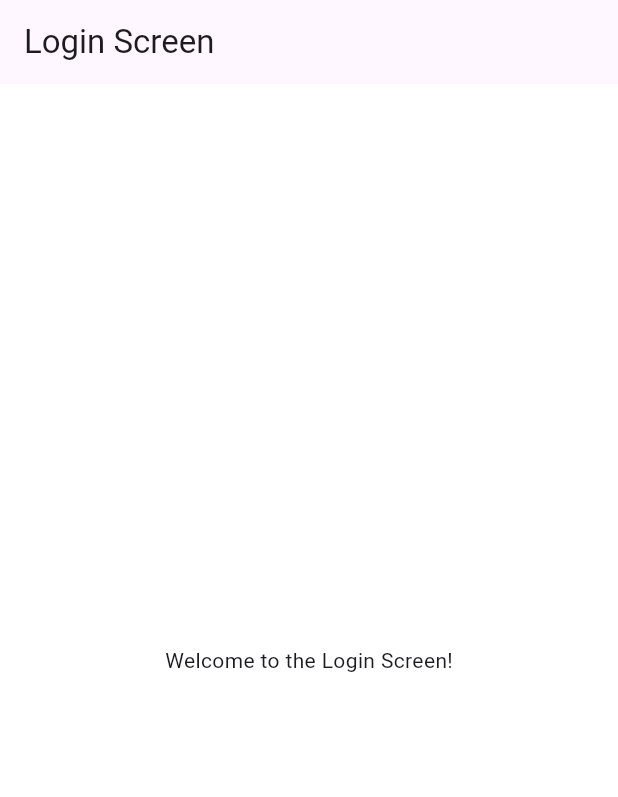
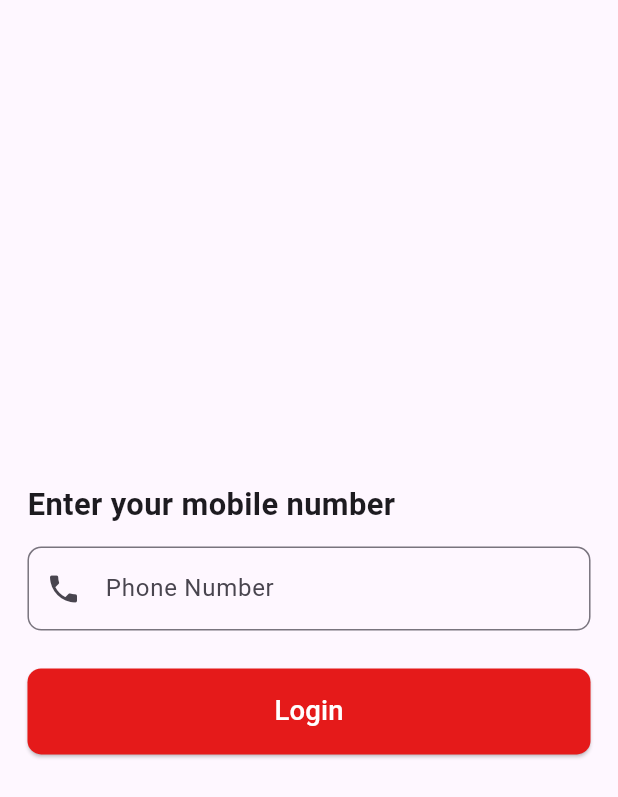
Before and after one commit to Shosha101/blood_bank_donor, a Flutter app: the screen it shows after launch, on a phone screen of 412 x 824 dp. Shown: the top 797 px of the screen. Run offline on Flutter 3.47's test engine with Material 3 defaults, Android fonts, the phone set to English and light mode, and no system bars; our stand-ins replace dio, flutter_bloc, flutter_native_splash, flutter_screenutil, flutter_secure_storage, freezed_annotation and 5 more; generated files the repository leaves out were written again.

Commit message:
- add about screen - add login screen - add requests screen

```diff
--- a/lib/core/routing/app_router.dart
+++ b/lib/core/routing/app_router.dart
@@ -1,26 +1,51 @@
-
 import 'package:blood_bank_donor/core/di/dependency_injection.dart';
 import 'package:blood_bank_donor/core/routing/routes.dart';
-import 'package:blood_bank_donor/features/login/logic/login_cubit.dart';
-import 'package:blood_bank_donor/features/login/ui/login_screen.dart';
+import 'package:blood_bank_donor/main_screen.dart';
 import 'package:flutter/material.dart';
 import 'package:flutter_bloc/flutter_bloc.dart';
+import 'package:blood_bank_donor/features/login/logic/login_cubit.dart';
+import 'package:blood_bank_donor/features/requests/logic/requests_cubit.dart';
+import 'package:blood_bank_donor/features/about/logic/about_cubit.dart';
+import 'package:blood_bank_donor/features/login/ui/login_screen.dart';
+import 'package:blood_bank_donor/features/requests/ui/requests_screen.dart';
+import 'package:blood_bank_donor/features/about/ui/about_screen.dart';
 
 class AppRouter {
   Route? generateRoute(RouteSettings settings) {
-    //this arguments to be passed in any screen like this ( arguments as ClassName )
     final arguments = settings.arguments;
 
     switch (settings.name) {
-      // case Routes.onBoardingScreen:
-      //   return MaterialPageRoute(
-      //     builder: (_) => const HospitalsScreen(),
-      //   );
-      case Routes.loginScreen:
+      case Routes.initialRoute:
         return MaterialPageRoute(
-          builder: (_) => BlocProvider(
+          builder: (context) => BlocProvider(
             create: (context) => getIt<LoginCubit>(),
-            child: const LoginScreen(),
+            child: LoginScreen(
+              onLogin: (context, phone) {
+                Navigator.pushReplacementNamed(
+                  context,
+                  Routes.mainScreen,
+                  arguments: phone,
+                );
+              },
+            ),
+          ),
+        );
+      case Routes.mainScreen:
+        return MaterialPageRoute(
+          builder: (context) => MainScreen(phoneNumber: arguments as String),
+        );
+      case Routes.requestsScreen:
+        return MaterialPageRoute(
+          builder: (context) => BlocProvider(
+            create: (context) => getIt<RequestsCubit>(),
+            child: RequestsScreen(phoneNumber: arguments as String?),
+          ),
+        );
+      case Routes.aboutScreen:
+        return MaterialPageRoute(
+          builder: (context) => BlocProvider(
+            create: (context) => getIt<AboutCubit>(),
+            child: const AboutScreen(),
           ),
         );
       default:
--- a/lib/core/routing/routes.dart
+++ b/lib/core/routing/routes.dart
@@ -1,9 +1,7 @@
 class Routes {
+  static const String initialRoute = '/';
+  static const String mainScreen = '/MainScreen';
   static const String loginScreen = '/LoginScreen';
-  static const String settingsScreen = '/SettingsScreen';
-  static const String dashboardScreen = '/DashboardScreen';
-  static const String pastRequesScreen = '/PastRequesScreen';
-  static const String addHospitalScreen = '/AddHospitalScreen';
-  static const String inventoryManagementScreen = '/InventoryManagementScreen';
-  static const String homeScreen = '/homeScreen';
+  static const String requestsScreen = '/RequestsScreen';
+  static const String aboutScreen = '/AboutScreen';
 }
--- a/lib/donor_app.dart
+++ b/lib/donor_app.dart
@@ -1,31 +1,30 @@
-
+import 'package:flutter/material.dart';
+import 'package:flutter_screenutil/flutter_screenutil.dart';
 import 'package:blood_bank_donor/core/routing/app_router.dart';
 import 'package:blood_bank_donor/core/routing/routes.dart';
-import 'package:blood_bank_donor/core/theming/colors.dart';
-import 'package:flutter/material.dart';
-import 'package:flutter_screenutil/flutter_screenutil.dart';
 
 class DonorApp extends StatelessWidget {
   final AppRouter appRouter;
+
   const DonorApp({super.key, required this.appRouter});
 
   @override
   Widget build(BuildContext context) {
     return ScreenUtilInit(
-      designSize: const Size(1280, 800),
+      designSize: const Size(360, 690),
       minTextAdapt: true,
-      child: MaterialApp(
-
-        title: 'Donor App', // Fixed typo
-        theme: ThemeData(
-          primaryColor: ColorsManager.mainBlue,
-          scaffoldBackgroundColor: Colors.white,
-        ),
-        debugShowCheckedModeBanner: false,
-        initialRoute: Routes.loginScreen,
-        onGenerateRoute: appRouter.generateRoute,
-
-      ),
+      splitScreenMode: true,
+      builder: (context, child) {
+        return MaterialApp(
+          title: 'Blood Bank Donor',
+          theme: ThemeData(
+            primarySwatch: Colors.red,
+          ),
+          initialRoute: Routes.initialRoute,
+          onGenerateRoute: appRouter.generateRoute,
+          debugShowCheckedModeBanner: false,
+        );
+      },
     );
   }
 }
--- /dev/null
+++ b/lib/features/about/logic/about_cubit.dart
@@ -0,0 +1,49 @@
+
+import 'package:blood_bank_donor/features/about/data/repo/about_repo.dart';
+import 'package:blood_bank_donor/features/about/logic/about_state.dart';
+import 'package:flutter_bloc/flutter_bloc.dart';
+
+class AboutCubit extends Cubit<AboutState> {
+  final AboutRepo _aboutRepo;
+  AboutCubit(this._aboutRepo) : super(const AboutState.initial());
+
+  // List<SpecializationsData?>? specializationsList = [];
+
+  // void getSpecializations() async {
+  //   emit(const HomeState.specializationsLoading());
+  //   final response = await _homeRepo.getSpecialization();
+  //   response.when(
+  //     success: (specializationsResponseModel) {
+  //       specializationsList =
+  //           specializationsResponseModel.specializationDataList ?? [];
+
+  //       // getting the doctors list for the first specialization by default.
+  //       getDoctorsList(specializationId: specializationsList?.first?.id);
+
+  //       emit(HomeState.specializationsSuccess(
+  //           specializationsResponseModel.specializationDataList));
+  //     },
+  //     failure: (errorHandler) {
+  //       emit(HomeState.specializationsError(errorHandler));
+  //     },
+  //   );
+  // }
+
+  // void getDoctorsList({required int? specializationId}) {
+  //   List<Doctors?>? doctorsList =
+  //       getDoctorsListBySpecializationId(specializationId);
+
+  //   if (!doctorsList.isNullOrEmpty()) {
+  //     emit(HomeState.doctorsSuccess(doctorsList));
+  //   } else {
+  //     emit(HomeState.doctorsError(ErrorHandler.handle('No doctors found')));
+  //   }
+  // }
+
+  // /// returns the list of doctors based on the specialization id
+  // getDoctorsListBySpecializationId(specializationId) {
+  //   return specializationsList
+  //       ?.firstWhere((specialization) => specialization?.id == specializationId)
+  //       ?.doctorsList;
+  // }
+}
--- a/lib/features/login/ui/login_screen.dart
+++ b/lib/features/login/ui/login_screen.dart
@@ -1,17 +1,111 @@
+import 'package:blood_bank_donor/core/helpers/spacing.dart';
 import 'package:flutter/material.dart';
+import 'package:flutter_screenutil/flutter_screenutil.dart';
+import 'package:hexcolor/hexcolor.dart';
 
-class LoginScreen extends StatelessWidget{
-  const LoginScreen({super.key});
+class LoginScreen extends StatefulWidget {
+  final Function(BuildContext, String) onLogin;
+
+  const LoginScreen({super.key, required this.onLogin});
+
+  @override
+  State<LoginScreen> createState() => _LoginScreenState();
+}
+
+class _LoginScreenState extends State<LoginScreen> {
+  final _phoneController = TextEditingController();
+  final _formKey = GlobalKey<FormState>();
 
   @override
   Widget build(BuildContext context) {
     return Scaffold(
-      appBar: AppBar(
-        title: Text('Login Screen'),
-      ),
-      body: Center(
-        child: Text('Welcome to the Login Screen!'),
+      body: Padding(
+        padding: EdgeInsets.all(16.0.w),
+        child: Form(
+          key: _formKey,
+          child: Column(
+            mainAxisAlignment: MainAxisAlignment.center,
+            crossAxisAlignment: CrossAxisAlignment.stretch,
+            children: [
+              Text(
+                'Enter your mobile number',
+                style: TextStyle(
+                  fontSize: 18.spMax,
+                  fontWeight: FontWeight.bold,
+                ),
+              ),
+              verticalSpace(12),
+              SizedBox(
+                width: 358.w,
+                height: 56.h,
+                child: Semantics(
+                  label: 'Phone number input',
+                  child: TextFormField(
+                    controller: _phoneController,
+                    keyboardType: TextInputType.phone,
+                    decoration: InputDecoration(
+                      border: OutlineInputBorder(
+                        borderRadius: BorderRadius.all(Radius.circular(8.r)),
+                      ),
+                      labelText: 'Phone Number',
+                      hintText: 'e.g. +1 234 567 890',
+                      prefixIcon: const Icon(Icons.phone),
+                    ),
+                    validator: (value) {
+                      if (value == null || value.isEmpty) {
+                        return 'Please enter your phone number';
+                      }
+                      if (value.length < 10) {
+                        return 'Enter a valid phone number';
+                      }
+                      return null;
+                    },
+                  ),
+                ),
+              ),
+              verticalSpace(12),
+              SizedBox(
+                height: 48.h,
+                width: 358.w,
+                child: ElevatedButton(
+                  onPressed: () {
+                    if (_formKey.currentState!.validate()) {
+                      try {
+                        widget.onLogin(context, _phoneController.text);
+                      } catch (e) {
+                        ScaffoldMessenger.of(context).showSnackBar(
+                          SnackBar(content: Text('Error: $e')),
+                        );
+                      }
+                    }
+                  },
+                  style: ElevatedButton.styleFrom(
+                    backgroundColor: HexColor('#E51A1A'),
+                    shape: RoundedRectangleBorder(
+                      borderRadius: BorderRadius.circular(8.r),
+                    ),
+                  ),
+                  child: Text(
+                    'Login',
+                    style: TextStyle(
+                      fontSize: 16.sp,
+                      color: Colors.white,
+                      fontWeight: FontWeight.w500,
+                      letterSpacing: 0.1,
+                    ),
+                  ),
+                ),
+              ),
+            ],
+          ),
+        ),
       ),
     );
   }
+
+  @override
+  void dispose() {
+    _phoneController.dispose();
+    super.dispose();
+  }
 }
--- /dev/null
+++ b/lib/features/requests/logic/requests_cubit.dart
@@ -0,0 +1,49 @@
+
+import 'package:blood_bank_donor/features/requests/data/repo/requests_repo.dart';
+import 'package:blood_bank_donor/features/requests/logic/requests_state.dart';
+import 'package:flutter_bloc/flutter_bloc.dart';
+
+class RequestsCubit extends Cubit<RequestsState> {
+  final RequestsRepo _requestsRepo;
+  RequestsCubit(this._requestsRepo) : super(const RequestsState.initial());
+
+  // List<SpecializationsData?>? specializationsList = [];
+
+  // void getSpecializations() async {
+  //   emit(const HomeState.specializationsLoading());
+  //   final response = await _homeRepo.getSpecialization();
+  //   response.when(
+  //     success: (specializationsResponseModel) {
+  //       specializationsList =
+  //           specializationsResponseModel.specializationDataList ?? [];
+
+  //       // getting the doctors list for the first specialization by default.
+  //       getDoctorsList(specializationId: specializationsList?.first?.id);
+
+  //       emit(HomeState.specializationsSuccess(
+  //           specializationsResponseModel.specializationDataList));
+  //     },
+  //     failure: (errorHandler) {
+  //       emit(HomeState.specializationsError(errorHandler));
+  //     },
+  //   );
+  // }
+
+  // void getDoctorsList({required int? specializationId}) {
+  //   List<Doctors?>? doctorsList =
+  //       getDoctorsListBySpecializationId(specializationId);
+
+  //   if (!doctorsList.isNullOrEmpty()) {
+  //     emit(HomeState.doctorsSuccess(doctorsList));
+  //   } else {
+  //     emit(HomeState.doctorsError(ErrorHandler.handle('No doctors found')));
+  //   }
+  // }
+
+  // /// returns the list of doctors based on the specialization id
+  // getDoctorsListBySpecializationId(specializationId) {
+  //   return specializationsList
+  //       ?.firstWhere((specialization) => specialization?.id == specializationId)
+  //       ?.doctorsList;
+  // }
+}
--- a/lib/main.dart
+++ b/lib/main.dart
@@ -1,10 +1,8 @@
-
 import 'package:blood_bank_donor/core/di/dependency_injection.dart';
 import 'package:blood_bank_donor/core/routing/app_router.dart';
 import 'package:blood_bank_donor/donor_app.dart';
 import 'package:flutter/material.dart';
 import 'package:flutter_screenutil/flutter_screenutil.dart';
-
 import 'package:flutter_native_splash/flutter_native_splash.dart';
 
 void main() async {
@@ -12,10 +10,10 @@ void main() async {
   FlutterNativeSplash.preserve(widgetsBinding: widgetsBinding);
 
   // Initialize dependency injection
-  setupGetIt();
+  await setupGetIt();
   // Initialize screen util
   await ScreenUtil.ensureScreenSize();
-  // Remove splash screen after initialization
+  // Remove splash screen
   FlutterNativeSplash.remove();
 
   runApp(DonorApp(
```
Also changed, not shown: lib/features/about/data/api/about_api_service.dart (added, +16 -0 lines), lib/features/about/data/model/request_model.dart (added, +15 -0 lines), lib/features/about/data/repo/about_repo.dart (added, +19 -0 lines), lib/features/about/logic/about_state.dart (added, +17 -0 lines), lib/features/about/ui/about_screen.dart (added, +99 -0 lines), lib/features/requests/data/api/requests_api_service.dart (added, +16 -0 lines), lib/features/requests/data/repo/requests_repo.dart (added, +19 -0 lines), lib/features/requests/logic/requests_state.dart (added, +17 -0 lines), lib/features/requests/ui/requests_screen.dart (added, +133 -0 lines), lib/main_screen.dart (added, +66 -0 lines), lib/features/about/data/api/about_api_service.g.dart (added), lib/features/about/logic/about_state.freezed.dart (added), lib/features/requests/data/api/requests_api_service.g.dart (added), lib/features/requests/logic/requests_state.freezed.dart (added), 1 other file.
